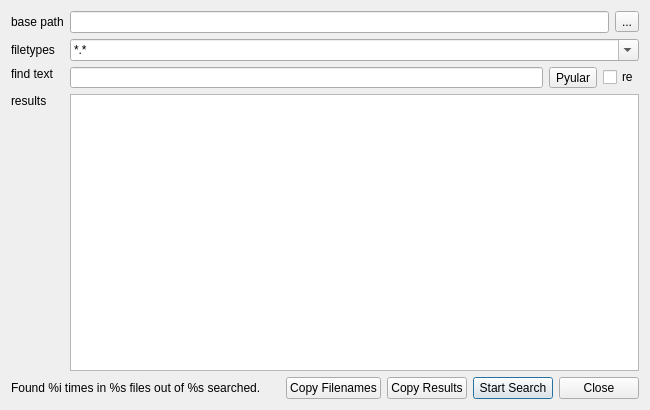
Old version of the form blurdev/ide/ui/findfilesdialog.ui in the repository blurstudio/PrEditor.
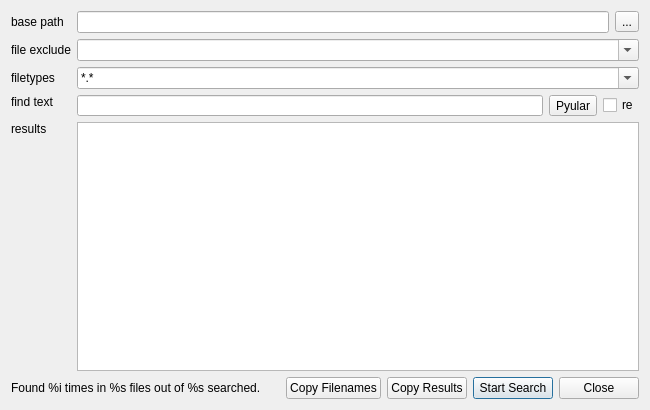
New version of the form.

Commit message: Added support for a exclude expression in the Find In Files dialog of the IdeEditor.

The edit to the form file:
```diff
--- a/blurdev/ide/ui/findfilesdialog.ui
+++ b/blurdev/ide/ui/findfilesdialog.ui
@@ -20,13 +20,58 @@
    <string>File Search Dialog</string>
   </property>
   <layout class="QGridLayout" name="gridLayout">
-   <item row="1" column="0">
+   <item row="4" column="1">
+    <widget class="QTreeWidget" name="uiResultsTREE">
+     <property name="alternatingRowColors">
+      <bool>true</bool>
+     </property>
+     <property name="expandsOnDoubleClick">
+      <bool>false</bool>
+     </property>
+     <attribute name="headerVisible">
+      <bool>false</bool>
+     </attribute>
+     <column>
+      <property name="text">
+       <string notr="true">1</string>
+      </property>
+     </column>
+    </widget>
+   </item>
+   <item row="4" column="0">
+    <widget class="QLabel" name="uiResultsLBL">
+     <property name="text">
+      <string>results</string>
+     </property>
+     <property name="alignment">
+      <set>Qt::AlignLeading|Qt::AlignLeft|Qt::AlignTop</set>
+     </property>
+    </widget>
+   </item>
+   <item row="2" column="0">
     <widget class="QLabel" name="uiFileTypesLBL">
      <property name="text">
       <string>filetypes</string>
      </property>
     </widget>
    </item>
+   <item row="0" column="0">
+    <widget class="QLabel" name="uiBasePathLBL">
+     <property name="text">
+      <string>base path</string>
+     </property>
+    </widget>
+   </item>
+   <item row="3" column="0">
+    <widget class="QLabel" name="uiFindLBL">
+     <property name="text">
+      <string>find text</string>
+     </property>
+     <property name="alignment">
+      <set>Qt::AlignLeading|Qt::AlignLeft|Qt::AlignTop</set>
+     </property>
+    </widget>
+   </item>
    <item row="0" column="1">
     <layout class="QHBoxLayout" name="horizontalLayout">
      <item>
@@ -44,42 +89,7 @@
      </item>
     </layout>
    </item>
-   <item row="0" column="0">
-    <widget class="QLabel" name="uiBasePathLBL">
-     <property name="text">
-      <string>base path</string>
-     </property>
-    </widget>
-   </item>
-   <item row="2" column="0">
-    <widget class="QLabel" name="uiFindLBL">
-     <property name="text">
-      <string>find text</string>
-     </property>
-     <property name="alignment">
-      <set>Qt::AlignLeading|Qt::AlignLeft|Qt::AlignTop</set>
-     </property>
-    </widget>
-   </item>
-   <item row="3" column="1">
-    <widget class="QTreeWidget" name="uiResultsTREE">
-     <property name="alternatingRowColors">
-      <bool>true</bool>
-     </property>
-     <property name="expandsOnDoubleClick">
-      <bool>false</bool>
-     </property>
-     <attribute name="headerVisible">
-      <bool>false</bool>
-     </attribute>
-     <column>
-      <property name="text">
-       <string notr="true">1</string>
-      </property>
-     </column>
-    </widget>
-   </item>
-   <item row="4" column="0" colspan="2">
+   <item row="5" column="0" colspan="2">
     <layout class="QHBoxLayout" name="horizontalLayout_3">
      <item>
       <widget class="QLabel" name="uiFeedbackLBL">
@@ -137,17 +147,7 @@
      </item>
     </layout>
    </item>
-   <item row="3" column="0">
-    <widget class="QLabel" name="uiResultsLBL">
-     <property name="text">
-      <string>results</string>
-     </property>
-     <property name="alignment">
-      <set>Qt::AlignLeading|Qt::AlignLeft|Qt::AlignTop</set>
-     </property>
-    </widget>
-   </item>
-   <item row="2" column="1">
+   <item row="3" column="1">
     <layout class="QHBoxLayout" name="horizontalLayout_2">
      <item>
       <widget class="QLineEdit" name="uiSearchTXT">
@@ -181,7 +181,7 @@
      </item>
     </layout>
    </item>
-   <item row="1" column="1">
+   <item row="2" column="1">
     <widget class="QComboBox" name="uiFileTypesDDL">
      <property name="editable">
       <bool>true</bool>
@@ -221,6 +221,43 @@
        <string>*.py;*.pyw;*.ms;*.h;*.cpp</string>
       </property>
      </item>
+     <item>
+      <property name="text">
+       <string>*.py;*.pyw;*.ms;*.h;*.cpp;*.html;*.xml</string>
+      </property>
+     </item>
+    </widget>
+   </item>
+   <item row="1" column="1">
+    <widget class="QComboBox" name="uiExcludeRegexDDL">
+     <property name="editable">
+      <bool>true</bool>
+     </property>
+     <item>
+      <property name="text">
+       <string/>
+      </property>
+     </item>
+     <item>
+      <property name="text">
+       <string>[\\/].svn[\\/]?</string>
+      </property>
+     </item>
+     <item>
+      <property name="text">
+       <string>[\\/].svn[\\/]?|.git</string>
+      </property>
+     </item>
+    </widget>
+   </item>
+   <item row="1" column="0">
+    <widget class="QLabel" name="uiFileTypesLBL_2">
+     <property name="toolTip">
+      <string>Exclude any file paths that match this expression.</string>
+     </property>
+     <property name="text">
+      <string>file exclude</string>
+     </property>
     </widget>
    </item>
   </layout>
```
Left out of the diff: 8 changed lines with no effect on the pictures. The commit also changes 3 other files.
